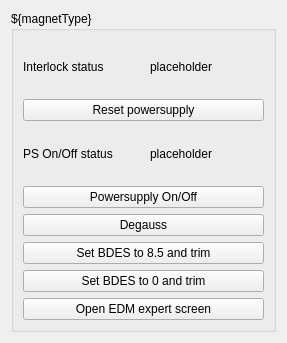
slaclab/rf_commissioning, file MagnetTemplate.ui: the form before one commit.
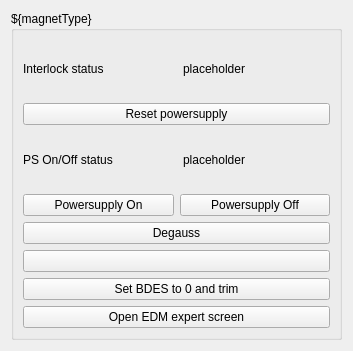
The form after the commit. Custom widgets are drawn as their Qt base class.

Commit message: pulled out all buttons from magnet sub-display and connected callbacks

The edit to the form file:
```diff
--- a/MagnetTemplate.ui
+++ b/MagnetTemplate.ui
@@ -6,8 +6,8 @@
    <rect>
     <x>0</x>
     <y>0</y>
-    <width>287</width>
-    <height>343</height>
+    <width>353</width>
+    <height>351</height>
    </rect>
   </property>
   <property name="windowTitle">
@@ -150,14 +150,28 @@
          </layout>
         </item>
         <item>
+         <layout class="QHBoxLayout" name="horizontalLayout_3">
+          <item>
          <widget class="PyDMPushButton" name="PyDMPushButton_2">
           <property name="toolTip">
            <string/>
           </property>
           <property name="text">
-           <string>Powersupply On/Off</string>
-          </property>
-         </widget>
+             <string>Powersupply On</string>
+            </property>
+           </widget>
+          </item>
+          <item>
+           <widget class="QPushButton" name="pushButton_3">
+            <property name="accessibleName">
+             <string>${magnetType}</string>
+            </property>
+            <property name="text">
+             <string>Powersupply Off</string>
+            </property>
+           </widget>
+          </item>
+         </layout>
         </item>
         <item>
          <widget class="PyDMPushButton" name="PyDMPushButton_3">
@@ -172,7 +186,7 @@
         <item>
          <widget class="QPushButton" name="pushButton">
           <property name="text">
-           <string>Set BDES to 8.5 and trim</string>
+           <string/>
           </property>
          </widget>
         </item>
```
Left out of the diff: 17 changed lines with no effect on the pictures. Lines whose indentation alone changed are shown as unchanged. The commit also changes 4 other files.
